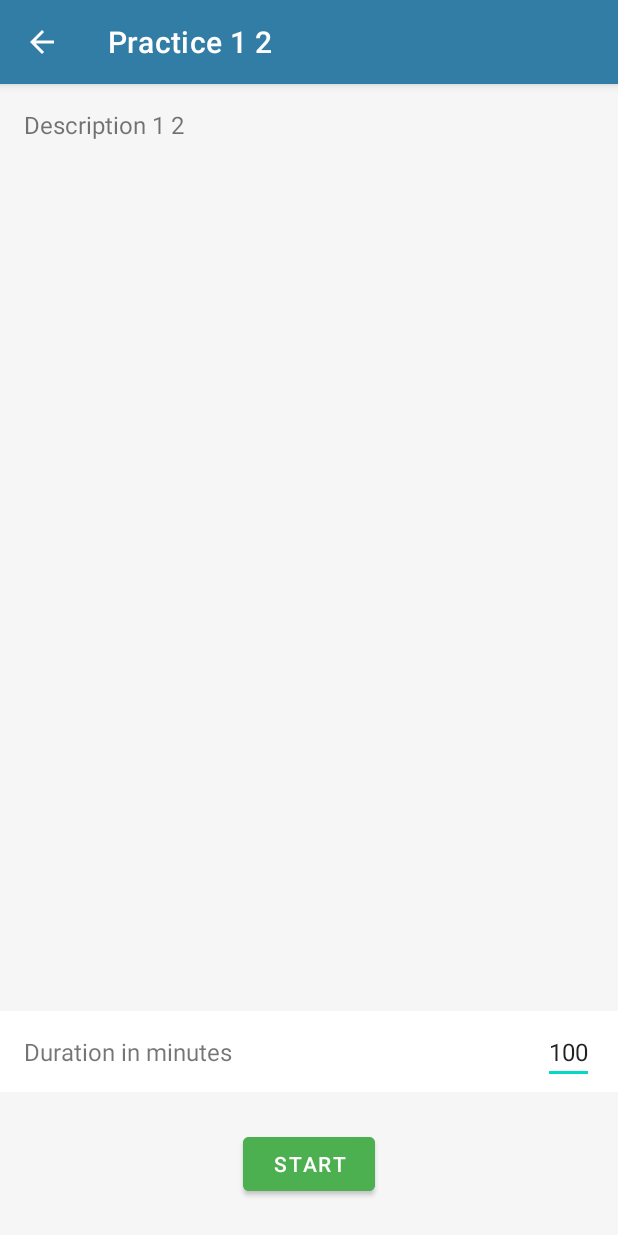
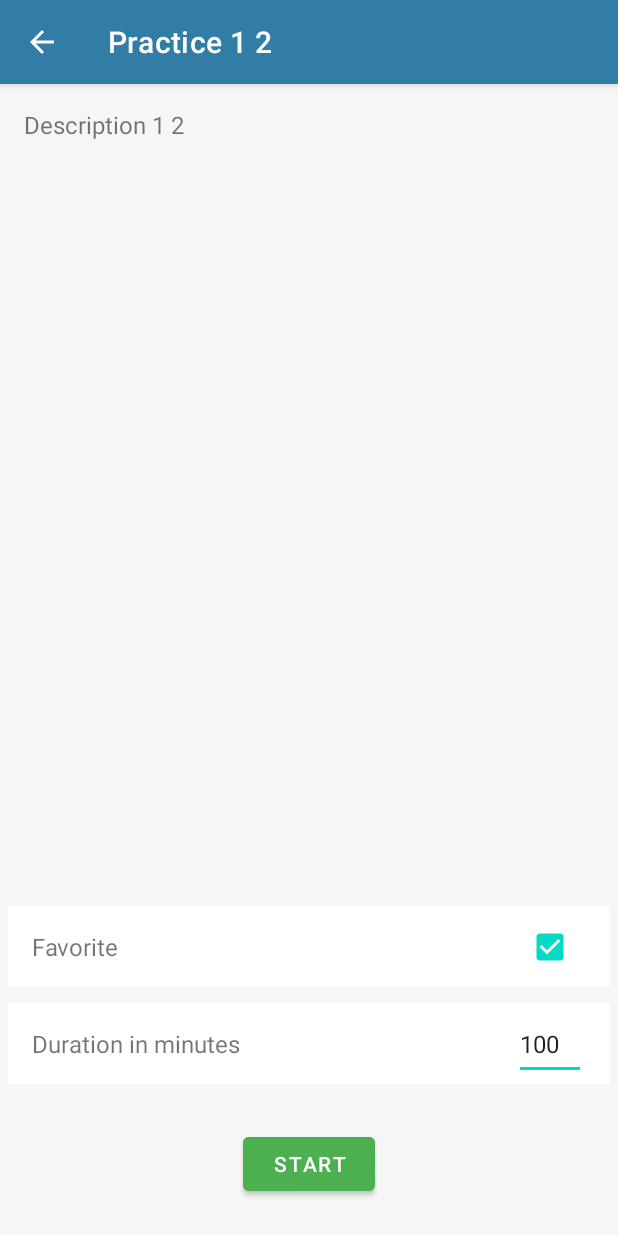
Before and after one commit to OSLL/adfmp1h22-meditation, an Android app: the CourseFragment screen opened through its navigation route, after a tap on an icon or button, on a phone screen of 412 x 824 dp. Run offline under Robolectric (Android 15) with nearby library versions, the phone set to English and light mode, and no system bars; our stand-ins replace Room's generated code, navigation-ui.

Commit message:
Add favorite flag

```diff
--- a/app/src/main/java/ru/hse/meditation/ui/home/HomeFragment.kt
+++ b/app/src/main/java/ru/hse/meditation/ui/home/HomeFragment.kt
@@ -4,6 +4,7 @@ import android.app.Activity
 import android.content.Context
 import android.content.Intent
 import android.os.Bundle
+import android.util.Log
 import android.view.LayoutInflater
 import android.view.View
 import android.view.ViewGroup
@@ -21,6 +22,7 @@ import ru.hse.meditation.ui.meditations.MeditationInfoActivity
 class HomeFragment : Fragment() {
 
     private val viewModel: HomeViewModel by viewModels { factory() }
+    private var _binding: FragmentHomeBinding? = null
 
     override fun onCreateView(
         inflater: LayoutInflater,
@@ -28,6 +30,7 @@ class HomeFragment : Fragment() {
         savedInstanceState: Bundle?
     ): View {
         val binding = FragmentHomeBinding.inflate(inflater, container, false)
+        _binding = binding
 
         binding.meditationOfTheDay.meditationName.visibility = View.INVISIBLE
         binding.meditationOfTheDay.progressBar.visibility = View.VISIBLE
@@ -59,6 +62,13 @@ class HomeFragment : Fragment() {
             }
         }
         return binding.root
+    }
+
+    override fun onResume() {
+        super.onResume()
+        _binding?.let {
+            addMeditationOfTheDay(it)
+        }
     }
 
     private fun saveUserName(binding: FragmentHomeBinding) {
@@ -93,4 +103,9 @@ class HomeFragment : Fragment() {
             }
         }
     }
+
+    override fun onDestroyView() {
+        super.onDestroyView()
+        _binding = null
+    }
 }
--- a/app/src/main/java/ru/hse/meditation/ui/meditations/MeditationInfoActivity.kt
+++ b/app/src/main/java/ru/hse/meditation/ui/meditations/MeditationInfoActivity.kt
@@ -2,17 +2,28 @@ package ru.hse.meditation.ui.meditations
 
 import android.content.Intent
 import android.os.Bundle
+import android.util.Log
 import android.view.inputmethod.EditorInfo
+import androidx.lifecycle.lifecycleScope
+import kotlinx.coroutines.Dispatchers
+import kotlinx.coroutines.NonCancellable
+import kotlinx.coroutines.launch
+import kotlinx.coroutines.withContext
 import ru.hse.meditation.R
 import ru.hse.meditation.databinding.ActivityMeditationInfoBinding
 import ru.hse.meditation.model.entity.Practice
+import ru.hse.meditation.model.repository.PracticeRepository
 import ru.hse.meditation.ui.ActivityWithBackButton
 
 class MeditationInfoActivity : ActivityWithBackButton() {
+    private lateinit var practiceRepository: PracticeRepository
+
     override fun onCreate(savedInstanceState: Bundle?) {
         super.onCreate(savedInstanceState)
         val binding = ActivityMeditationInfoBinding.inflate(layoutInflater)
         setContentView(binding.root)
+
+        practiceRepository = PracticeRepository(application)
 
         val practice = intent.getSerializableExtra("practice") as Practice
         title = practice.name
@@ -22,10 +33,16 @@ class MeditationInfoActivity : ActivityWithBackButton() {
             if (actionId == EditorInfo.IME_ACTION_DONE) {
                 binding.meditationDurationValue.text.toString().toIntOrNull()?.let {
                     practice.duration = it
+                    savePractice(practice)
                 }
                 v.clearFocus();
             }
             false
+        }
+        binding.meditationFavoriteValue.isChecked = practice.isFavorite
+        binding.meditationFavoriteValue.setOnCheckedChangeListener { _, isChecked ->
+            practice.isFavorite = isChecked
+            savePractice(practice)
         }
         binding.button2.setOnClickListener {
             val myIntent = Intent(this, MeditationActivity::class.java)
@@ -33,4 +50,12 @@ class MeditationInfoActivity : ActivityWithBackButton() {
             startActivity(myIntent)
         }
     }
+
+    private fun savePractice(practice: Practice) {
+        lifecycleScope.launch(NonCancellable) {
+            withContext(Dispatchers.IO) {
+                practiceRepository.update(practice)
+            }
+        }
+    }
 }
--- a/app/src/main/res/layout/activity_meditation_info.xml
+++ b/app/src/main/res/layout/activity_meditation_info.xml
@@ -24,7 +24,39 @@
         android:layout_width="match_parent"
         android:layout_height="wrap_content"
         android:layout_weight="0"
-        android:background="@color/white">
+        android:background="@color/white"
+        android:layout_margin="5dp">
+
+        <TextView
+            android:id="@+id/meditation_favorite_label"
+            android:layout_width="wrap_content"
+            android:layout_height="wrap_content"
+            android:layout_marginStart="16dp"
+            android:layout_marginTop="16dp"
+            android:layout_marginBottom="16dp"
+            android:text="@string/favorite"
+            android:textSize="16sp"
+            app:layout_constraintBottom_toBottomOf="parent"
+            app:layout_constraintStart_toStartOf="parent"
+            app:layout_constraintTop_toTopOf="parent" />
+
+        <CheckBox
+            android:id="@+id/meditation_favorite_value"
+            android:layout_width="wrap_content"
+            android:layout_height="wrap_content"
+            android:layout_marginEnd="16dp"
+            app:layout_constraintBottom_toBottomOf="parent"
+            app:layout_constraintEnd_toEndOf="parent"
+            app:layout_constraintTop_toTopOf="parent"/>
+
+    </androidx.constraintlayout.widget.ConstraintLayout>
+
+    <androidx.constraintlayout.widget.ConstraintLayout
+        android:layout_width="match_parent"
+        android:layout_height="wrap_content"
+        android:layout_weight="0"
+        android:background="@color/white"
+        android:layout_margin="5dp">
 
         <TextView
             android:id="@+id/meditation_duration_label"
@@ -44,14 +76,17 @@
             android:layout_width="wrap_content"
             android:layout_height="wrap_content"
             android:layout_marginEnd="16dp"
+            android:autofillHints=""
+            android:hint="@string/zero"
+            android:imeOptions="actionDone"
+            android:inputType="number"
+            android:minWidth="48dp"
+            android:minHeight="48dp"
             android:text=""
             android:textSize="16sp"
             app:layout_constraintBottom_toBottomOf="parent"
             app:layout_constraintEnd_toEndOf="parent"
-            app:layout_constraintTop_toTopOf="parent"
-            android:autofillHints=""
-            android:inputType="number"
-            android:imeOptions="actionDone"/>
+            app:layout_constraintTop_toTopOf="parent" />
 
     </androidx.constraintlayout.widget.ConstraintLayout>
 
--- a/app/src/main/res/values/strings.xml
+++ b/app/src/main/res/values/strings.xml
@@ -38,6 +38,7 @@
     <string name="calculating">calculating…</string>
     <string name="enter_your_name">Enter Your Name</string>
     <string name="course_level">Course level</string>
+    <string name="zero">0</string>
     <string name="about_message">
         Team:\n
         <ul>\n
```
